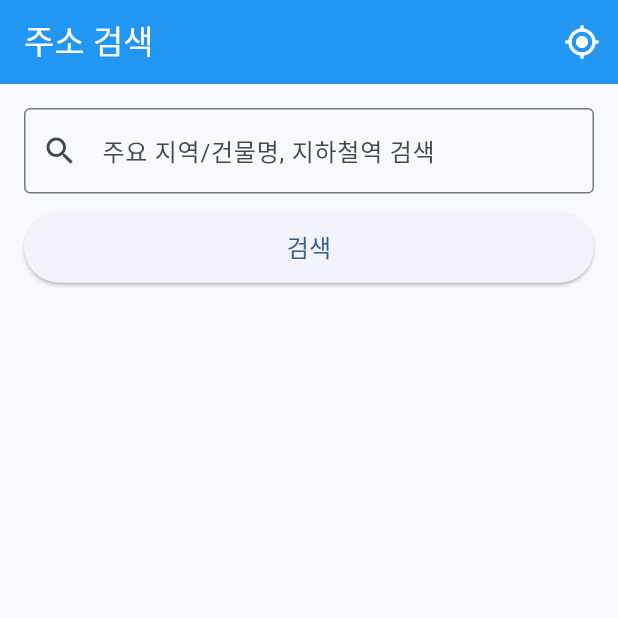
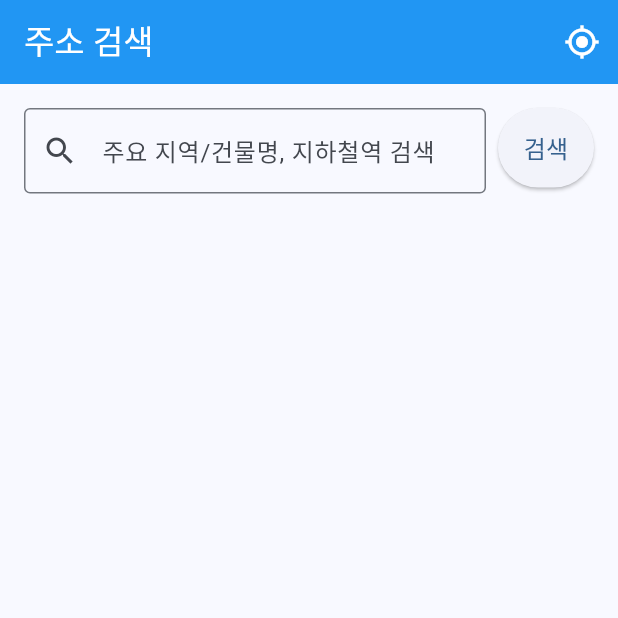
Before and after one commit to So2ln/nearby_finder_app, a Flutter app: the screen it shows after launch, on a phone screen of 412 x 824 dp, the top half of it. Run offline on Flutter 3.47's test engine with Material 3 defaults, Android fonts, the phone set to English and light mode, and no system bars; our stand-ins replace cloud_firestore, dio, firebase_core, flutter_riverpod, geocoding, geolocator; accounts and stored records are empty.

Commit message:
refactor: Restructure search input layout in LocationSearchScreen; improve button and text field arrangement

```diff
--- a/nearby_finder_app/lib/screens/location_search_screen.dart
+++ b/nearby_finder_app/lib/screens/location_search_screen.dart
@@ -54,7 +54,11 @@ class _LocationSearchScreenState extends ConsumerState<LocationSearchScreen> {
         padding: const EdgeInsets.all(16.0),
         child: Column(
           children: [
-            TextField(
+            Row(
+              crossAxisAlignment: CrossAxisAlignment.start,
+              children: [
+                Expanded(
+                  child: TextField(
                     controller: _controller,
                     decoration: const InputDecoration(
                       labelText: '주요 지역/건물명, 지하철역 검색',
@@ -64,13 +68,15 @@ class _LocationSearchScreenState extends ConsumerState<LocationSearchScreen> {
                     ),
                     onSubmitted: (_) => _performSearch(),
                   ),
-            const SizedBox(height: 12),
-            SizedBox(
-              width: double.infinity,
-              child: ElevatedButton(
+                ),
+                const SizedBox(width: 8),
+                ElevatedButton(
                   onPressed: asyncValue.isLoading ? null : _performSearch,
                   style: ElevatedButton.styleFrom(
-                  padding: const EdgeInsets.symmetric(vertical: 12),
+                    padding: const EdgeInsets.symmetric(
+                      horizontal: 16,
+                      vertical: 15,
+                    ),
                   ),
                   child: asyncValue.isLoading
                       ? const SizedBox(
@@ -83,8 +89,10 @@ class _LocationSearchScreenState extends ConsumerState<LocationSearchScreen> {
                         )
                       : const Text('검색', style: TextStyle(fontSize: 16)),
                 ),
+              ],
             ),
-            const SizedBox(height: 20),
+            SizedBox(height: 20), // 검색창과 결과 목록 사이의 간격
+            // 3. 검색 결과 목록을 담는 Expanded 위젯
             Expanded(
               child: asyncValue.when(
                 data: (locations) {
```
Lines whose indentation alone changed are shown as unchanged.
